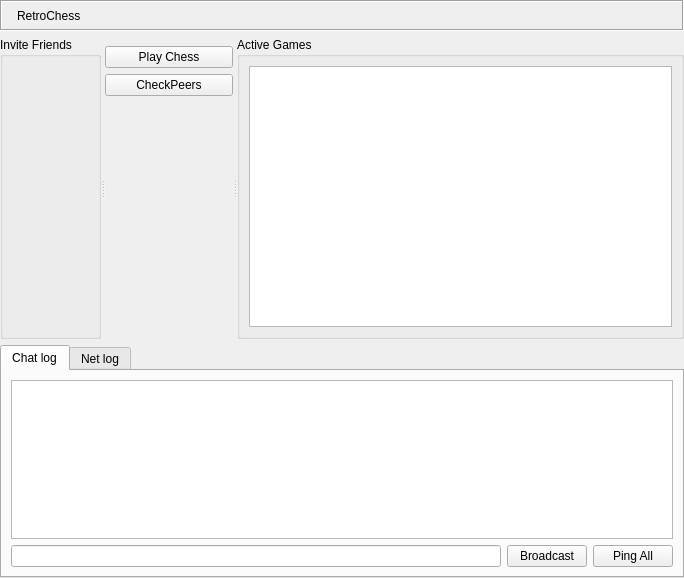
Old version of the form gui/NEMainpage.ui in the repository chozabu/RetroChess.
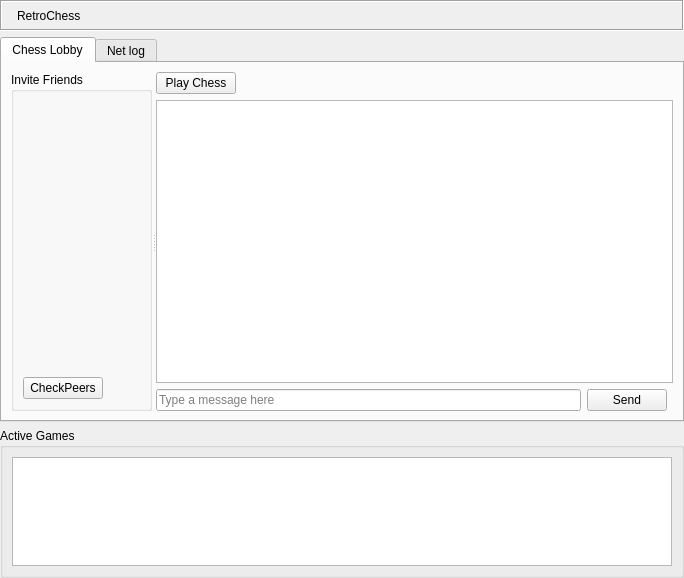
New version of the form. Icons and pictures are not drawn. Custom widgets are drawn as their Qt base class.

Commit message: redesign RetroChess main page.

Diff of the .ui file:
```diff
--- a/gui/NEMainpage.ui
+++ b/gui/NEMainpage.ui
@@ -14,131 +14,9 @@
    <string>Form</string>
   </property>
   <layout class="QGridLayout" name="gridLayout_6">
-   <property name="leftMargin">
+   <property name="margin">
     <number>0</number>
    </property>
-   <property name="topMargin">
-    <number>0</number>
-   </property>
-   <property name="rightMargin">
-    <number>0</number>
-   </property>
-   <property name="bottomMargin">
-    <number>0</number>
-   </property>
-   <item row="1" column="0">
-    <widget class="QSplitter" name="splitter">
-     <property name="orientation">
-      <enum>Qt::Horizontal</enum>
-     </property>
-     <widget class="QGroupBox" name="groupBox_2">
-      <property name="title">
-       <string>Invite Friends</string>
-      </property>
-      <layout class="QGridLayout" name="gridLayout_5">
-       <item row="0" column="0">
-        <widget class="FriendSelectionWidget" name="friendSelectionWidget" native="true">
-         <property name="contextMenuPolicy">
-          <enum>Qt::CustomContextMenu</enum>
-         </property>
-        </widget>
-       </item>
-      </layout>
-     </widget>
-     <widget class="QWidget" name="layoutWidget">
-      <layout class="QVBoxLayout" name="verticalLayout">
-       <property name="topMargin">
-        <number>9</number>
-       </property>
-       <item>
-        <widget class="QPushButton" name="playButton">
-         <property name="text">
-          <string>Play Chess</string>
-         </property>
-        </widget>
-       </item>
-       <item>
-        <widget class="QPushButton" name="filterPeersButton">
-         <property name="text">
-          <string>CheckPeers</string>
-         </property>
-        </widget>
-       </item>
-       <item>
-        <spacer name="verticalSpacer">
-         <property name="orientation">
-          <enum>Qt::Vertical</enum>
-         </property>
-         <property name="sizeHint" stdset="0">
-          <size>
-           <width>20</width>
-           <height>278</height>
-          </size>
-         </property>
-        </spacer>
-       </item>
-      </layout>
-     </widget>
-     <widget class="QGroupBox" name="groupBox">
-      <property name="title">
-       <string>Active Games</string>
-      </property>
-      <layout class="QGridLayout" name="gridLayout_4">
-       <item row="0" column="0">
-        <widget class="QListWidget" name="active_games"/>
-       </item>
-      </layout>
-     </widget>
-    </widget>
-   </item>
-   <item row="2" column="0">
-    <widget class="QTabWidget" name="tabWidget">
-     <property name="currentIndex">
-      <number>0</number>
-     </property>
-     <widget class="QWidget" name="tab">
-      <attribute name="title">
-       <string>Chat log</string>
-      </attribute>
-      <layout class="QGridLayout" name="gridLayout_3">
-       <item row="0" column="0">
-        <layout class="QGridLayout" name="gridLayout">
-         <item row="0" column="0" colspan="3">
-          <widget class="QListWidget" name="listWidget"/>
-         </item>
-         <item row="1" column="0">
-          <widget class="QLineEdit" name="msgInput"/>
-         </item>
-         <item row="1" column="1">
-          <widget class="QPushButton" name="broadcastButton">
-           <property name="text">
-            <string>Broadcast</string>
-           </property>
-          </widget>
-         </item>
-         <item row="1" column="2">
-          <widget class="QPushButton" name="pingAllButton">
-           <property name="text">
-            <string>Ping All</string>
-           </property>
-          </widget>
-         </item>
-        </layout>
-       </item>
-      </layout>
-     </widget>
-     <widget class="QWidget" name="tab_2">
-      <attribute name="title">
-       <string>Net log</string>
-      </attribute>
-      <layout class="QGridLayout" name="gridLayout_2">
-       <item row="0" column="0">
-        <widget class="QListWidget" name="netLogWidget"/>
-       </item>
-      </layout>
-     </widget>
-    </widget>
-   </item>
    <item row="0" column="0">
     <widget class="QFrame" name="titleBarFrame">
      <property name="sizePolicy">
@@ -154,16 +32,7 @@
       <enum>QFrame::Sunken</enum>
      </property>
      <layout class="QHBoxLayout" name="horizontalLayout_2">
-      <property name="leftMargin">
-       <number>2</number>
-      </property>
-      <property name="topMargin">
-       <number>2</number>
-      </property>
-      <property name="rightMargin">
-       <number>2</number>
-      </property>
-      <property name="bottomMargin">
+      <property name="margin">
        <number>2</number>
       </property>
       <item>
@@ -216,6 +85,140 @@
      </layout>
     </widget>
    </item>
+   <item row="1" column="0">
+    <widget class="QTabWidget" name="tabWidget">
+     <property name="currentIndex">
+      <number>0</number>
+     </property>
+     <widget class="QWidget" name="tab">
+      <attribute name="title">
+       <string>Chess Lobby</string>
+      </attribute>
+      <layout class="QGridLayout" name="gridLayout_3">
+       <item row="0" column="0">
+        <widget class="QSplitter" name="splitter">
+         <property name="orientation">
+          <enum>Qt::Horizontal</enum>
+         </property>
+         <widget class="QGroupBox" name="groupBox_2">
+          <property name="title">
+           <string>Invite Friends</string>
+          </property>
+          <layout class="QGridLayout" name="gridLayout_5">
+           <item row="0" column="0" colspan="2">
+            <widget class="FriendSelectionWidget" name="friendSelectionWidget" native="true">
+             <property name="contextMenuPolicy">
+              <enum>Qt::CustomContextMenu</enum>
+             </property>
+            </widget>
+           </item>
+           <item row="1" column="0">
+            <widget class="QPushButton" name="filterPeersButton">
+             <property name="text">
+              <string>CheckPeers</string>
+             </property>
+            </widget>
+           </item>
+           <item row="1" column="1">
+            <spacer name="horizontalSpacer_2">
+             <property name="orientation">
+              <enum>Qt::Horizontal</enum>
+             </property>
+             <property name="sizeHint" stdset="0">
+              <size>
+               <width>41</width>
+               <height>20</height>
+              </size>
+             </property>
+            </spacer>
+           </item>
+          </layout>
+         </widget>
+         <widget class="QWidget" name="layoutWidget">
+          <layout class="QGridLayout" name="gridLayout">
+           <item row="0" column="0" colspan="3">
+            <layout class="QHBoxLayout" name="horizontalLayout">
+             <item>
+              <widget class="QPushButton" name="playButton">
+               <property name="text">
+                <string>Play Chess</string>
+               </property>
+              </widget>
+             </item>
+             <item>
+              <spacer name="horizontalSpacer">
+               <property name="orientation">
+                <enum>Qt::Horizontal</enum>
+               </property>
+               <property name="sizeHint" stdset="0">
+                <size>
+                 <width>475</width>
+                 <height>20</height>
+                </size>
+               </property>
+              </spacer>
+             </item>
+            </layout>
+           </item>
+           <item row="1" column="0" colspan="3">
+            <widget class="QListWidget" name="listWidget"/>
+           </item>
+           <item row="2" column="0">
+            <widget class="QLineEdit" name="msgInput">
+             <property name="placeholderText">
+              <string>Type a message here</string>
+             </property>
+            </widget>
+           </item>
+           <item row="2" column="1">
+            <widget class="QPushButton" name="broadcastButton">
+             <property name="text">
+              <string>Send</string>
+             </property>
+            </widget>
+           </item>
+          </layout>
+         </widget>
+        </widget>
+       </item>
+      </layout>
+     </widget>
+     <widget class="QWidget" name="tab_2">
+      <attribute name="title">
+       <string>Net log</string>
+      </attribute>
+      <layout class="QGridLayout" name="gridLayout_2">
+       <item row="0" column="0">
+        <widget class="QListWidget" name="netLogWidget"/>
+       </item>
+      </layout>
+     </widget>
+    </widget>
+   </item>
+   <item row="2" column="0">
+    <widget class="QGroupBox" name="groupBox">
+     <property name="sizePolicy">
+      <sizepolicy hsizetype="Preferred" vsizetype="Preferred">
+       <horstretch>0</horstretch>
+       <verstretch>0</verstretch>
+      </sizepolicy>
+     </property>
+     <property name="maximumSize">
+      <size>
+       <width>16777215</width>
+       <height>150</height>
+      </size>
+     </property>
+     <property name="title">
+      <string>Active Games</string>
+     </property>
+     <layout class="QGridLayout" name="gridLayout_4">
+      <item row="0" column="0">
+       <widget class="QListWidget" name="active_games"/>
+      </item>
+     </layout>
+    </widget>
+   </item>
   </layout>
  </widget>
  <customwidgets>
```
